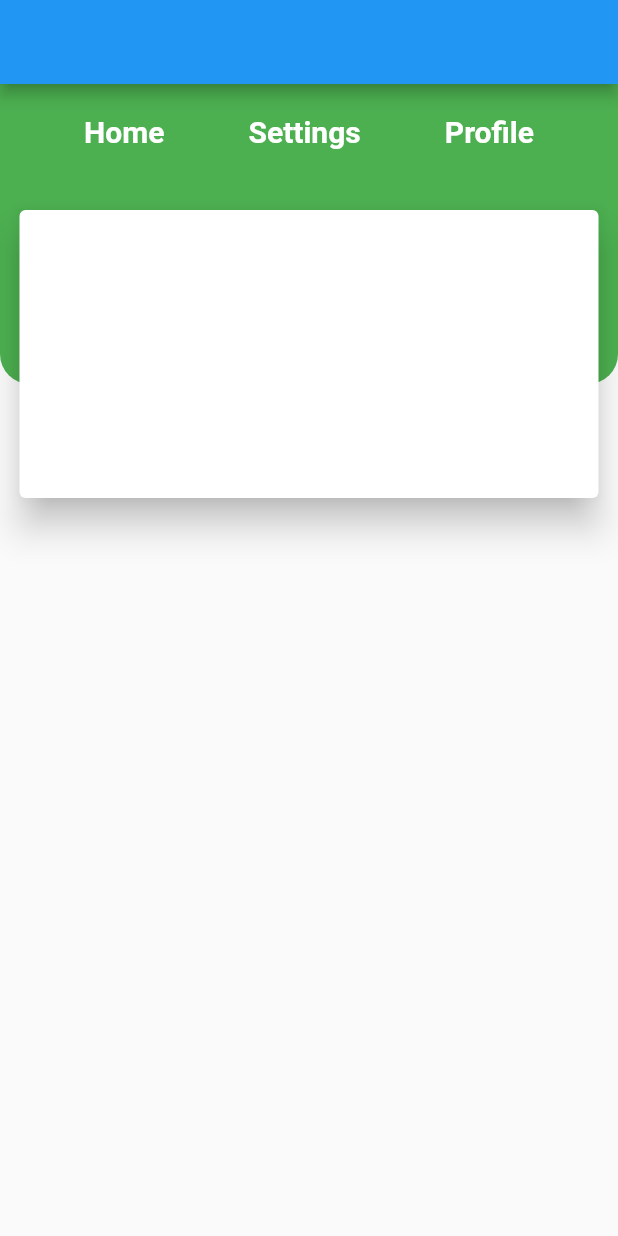
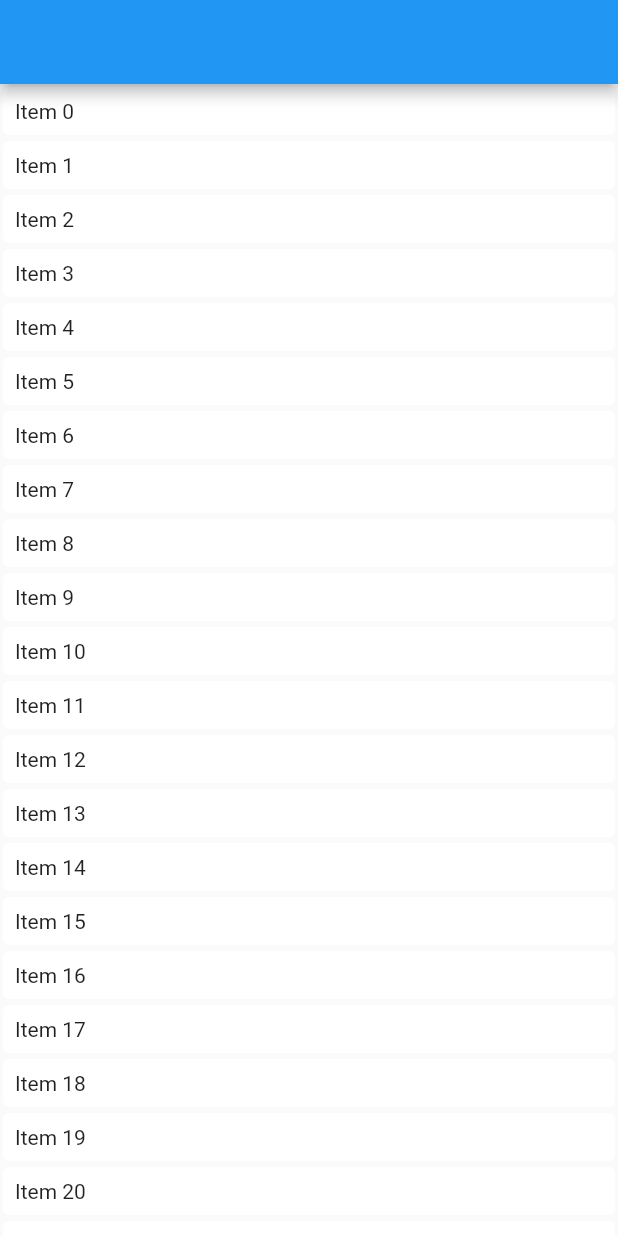
Before and after one commit to MyoMin-Latt/Flutter-Basic-UI, a Flutter app: the screen it shows after launch, on a phone screen of 412 x 824 dp. Run offline on Flutter 3.47's test engine with Material 2 defaults, Android fonts, the phone set to English and light mode, and no system bars.

Commit message:
@12.15 Flutter Basic UI (ListView & Card Widget)

```diff
--- a/lib/main.dart
+++ b/lib/main.dart
@@ -11,8 +11,10 @@
 // @12.10 Flutter Basic UI (Wrap Widget), SingleChildScrollView, For Loop
 // @12.11 Flutter Basic Widget(Button Part1), ElevatedButton.styleFrom()
 // @12.12 Flutter Basic UI (Button Part 2)
-// @12.13 Flutter Basic UI (Stack Layout), Positioned
+// @12.13 Flutter Basic UI (Stack Layout), Positioned, container
 // @12.14 (Stack interactive UI) https://youtu.be/buhVyKjkDtY
+// @12.15 Flutter Basic UI (ListView & Card Widget) Inkwell
+
 
 import 'package:flutter/material.dart';
 
@@ -27,75 +29,44 @@ import 'package:flutter/material.dart';
 // 6 3 3
 //position
 void main() {
-  runApp(const MaterialApp(
+  runApp(MaterialApp(
     debugShowCheckedModeBanner: false,
     home: FirstApp(),
   ));
 }
 
 class FirstApp extends StatelessWidget {
-  const FirstApp({Key? key}) : super(key: key);
-
+  List<String> list = List.generate(100, (index) => 'Item $index');
   @override
   Widget build(BuildContext context) {
     return Scaffold(
         appBar: AppBar(),
-        body: Stack(
-          clipBehavior: Clip.none,
-          children: [
-            Container(
-              decoration: BoxDecoration(
-                  color: Colors.green,
-                  borderRadius: BorderRadius.only(
-                      bottomLeft: Radius.circular(20),
-                      bottomRight: Radius.circular(20))),
-              width: double.infinity,
-              height: 200,
-            ),
-            Positioned(
-              top: 20,
-              left: 0,
-              right: 0,
-              child: Row(
-                mainAxisAlignment: MainAxisAlignment.spaceEvenly,
-                children: [
-                  Text(
-                    'Home',
-                    style: TextStyle(
-                        color: Colors.white,
-                        fontSize: 20,
-                        fontWeight: FontWeight.bold),
-                  ),
-                  Text(
-                    'Settings',
-                    style: TextStyle(
-                        color: Colors.white,
-                        fontSize: 20,
-                        fontWeight: FontWeight.bold),
-                  ),
-                  Text(
-                    'Profile',
-                    style: TextStyle(
-                        color: Colors.white,
-                        fontSize: 20,
-                        fontWeight: FontWeight.bold),
-                  )
-                ],
-              ),
-            ),
-            Positioned(
-              top: 80,
-              left: 9,
-              right: 9,
-              child: Container(
-                height: 200,
-                child: Card(
-                  elevation: 10,
-                  color: Colors.white,
-                ),
-              ),
-            )
-          ],
-        ));
+        body: ListView.builder(
+          itemCount: list.length,
+          itemBuilder: (BuildContext context, int position){
+            return InkWell(
+              onTap: (){
+                ScaffoldMessenger.of(context).showSnackBar(
+                  SnackBar(content: Text(list[position]),
+                  action: SnackBarAction(label: 'Cancel', onPressed: (){},),)
+                );
+              },
+              child: Card(
+                margin: EdgeInsets.all(2),
+                elevation: 0,
+                child: Padding(
+                padding: const EdgeInsets.all(8.0),
+                child: Text(list[position]),
+              )),
+            );
+          }
+        ),
+        // body: ListView(
+        //   children: [
+        //     for (var item in list)
+        //     Text(item)
+        //   ],
+        // )
+        );
   }
 }
```
